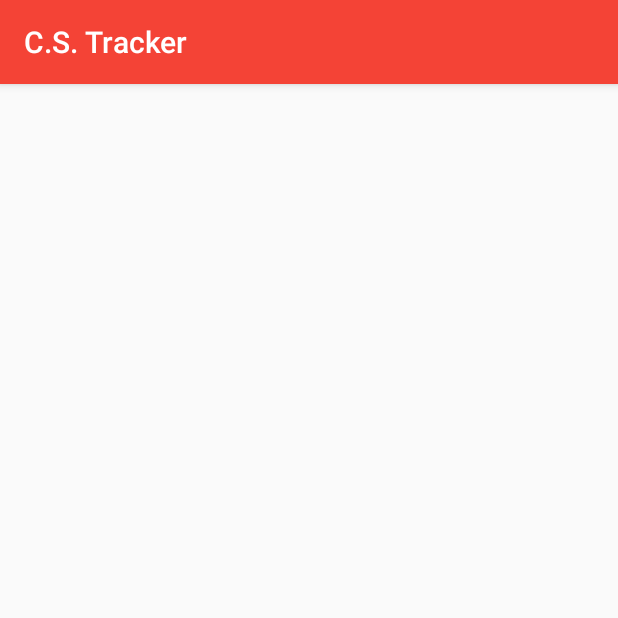
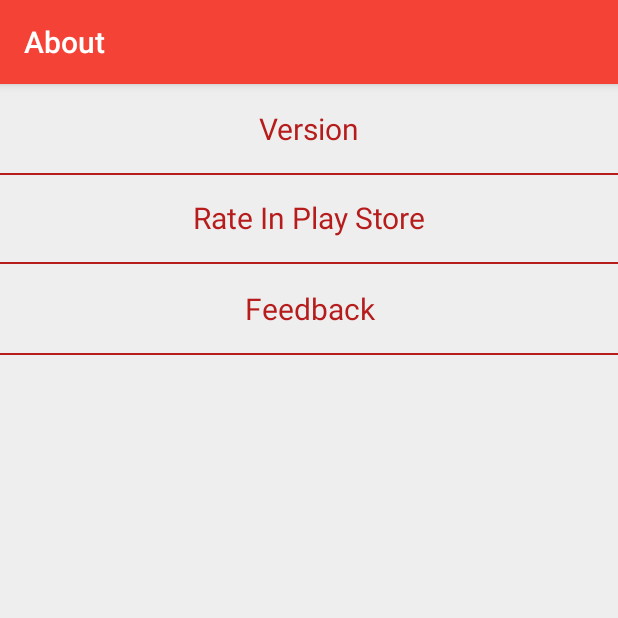
Before and after one commit to JORDAN1998/C.S.Tracker, an Android app: the SettingsAbout screen opened directly, with no data from a screen before it, on a phone screen of 412 x 824 dp, the top half of it. Run offline under Robolectric (Android 15) with nearby library versions, the phone set to English and light mode, and no system bars; libraries missing offline, so code that uses them is left out: com.afollestad.materialdialogs.

Commit message:
Jordan Mac

```diff
--- a/app/src/main/java/jordanzimmittidevelopers/com/communityservicelogger/SettingsAbout.java
+++ b/app/src/main/java/jordanzimmittidevelopers/com/communityservicelogger/SettingsAbout.java
@@ -1,13 +1,129 @@
 package jordanzimmittidevelopers.com.communityservicelogger;
 
+import android.content.Context;
+import android.content.Intent;
+import android.net.Uri;
+import android.os.Bundle;
+import android.os.Vibrator;
+import android.support.annotation.NonNull;
 import android.support.v7.app.AppCompatActivity;
-import android.os.Bundle;
+import android.view.KeyEvent;
+import android.view.View;
+import android.widget.RelativeLayout;
+
+import com.afollestad.materialdialogs.MaterialDialog;
 
 public class SettingsAbout extends AppCompatActivity {
 
+    // Define Variable Vibrator Vibe//
+    Vibrator vibe;
+
+    // What Happens When Activity Starts//
     @Override
     protected void onCreate(Bundle savedInstanceState) {
         super.onCreate(savedInstanceState);
-        setContentView(R.layout.activity_settings_about);
+
+        // Initiate applyTheme Method//
+        applyTheme();
+
+        // Initiate instantiateWidgets Method//
+        instantiateWidgets();
+    }
+
+    //Controls Back Button Functions//
+    @Override
+    public boolean onKeyDown(int keyCode, @NonNull KeyEvent event) {
+        switch (keyCode) {
+
+            // What Happens When Back Button Is Pressed//
+            case KeyEvent.KEYCODE_BACK:
+
+                // Define and Instantiate Variable Intent DefaultActivity//
+                Intent defaultActivity = new Intent(this, DefaultActivity.class);
+
+                // Start Activity DefaultActivity//
+                startActivity(defaultActivity);
+
+                // Custom Transition//
+                overridePendingTransition(R.anim.slid_in, R.anim.slid_out);
+
+                // Kill Code//
+                return false;
+            default:
+                return false;
+        }
+    }
+
+    // Method That Applies Theme By User Preference//
+    private void applyTheme() {
+
+        // Define And Instantiate Variable SettingsThemePicker pickTheme//
+        SettingsThemePicker pickTheme = new SettingsThemePicker();
+
+        // Set Theme Based On User Preference//
+        pickTheme.userTheme(this);
+
+        // Starts UI For Activity//
+        setContentView(R.layout.settings_about_ui);
+
+        // Define And Instantiate RelativeLayout relativeLayout//
+        RelativeLayout relativeLayout = (RelativeLayout) findViewById(R.id.settings_ui);
+
+        // Night Mode Theme Extension Options//
+        pickTheme.activityNightModeExtension(this, relativeLayout);
+    }
+
+    // Method That Instantiates Widgets//
+    private void instantiateWidgets() {
+
+        // Instantiate Variable Vibrator vibe//
+        vibe = (Vibrator) getSystemService(Context.VIBRATOR_SERVICE);
+    }
+
+    // What Happens When version Is Clicked//
+    public void onClickVersion(View view) {
+
+        // Vibrates For 50 Mill//
+        vibe.vibrate(50);
+
+        // Creates Dialog//
+        new MaterialDialog.Builder(this)
+
+                // Title Of Dialog//
+                .title("Change Log (V. 5.0.0)")
+
+                // Content Of Dialog//
+                .content(R.string.changelog)
+
+                // Positive Text Name For Button//
+                .negativeText("Ok").show();
+    }
+
+    // What Happens When rateInPlayStore Is Clicked//
+    public void onClickRateInPlayStore(View view) {
+
+        // Vibrates For 50 Mill//
+        vibe.vibrate(50);
+
+        // Send To App On Google Play//
+        String myUrl ="https://play.google.com/store/apps/details?id=jordanzimmittidevelopers.com.communityservicelogger&hl=en";
+        startActivity(new Intent(Intent.ACTION_VIEW, Uri.parse(myUrl)));
+    }
+
+    // What Happens When feedback Is Clicked//
+    public void onClickFeedback(View view) {
+
+        // Vibrates For 50 Mill//
+        vibe.vibrate(50);
+
+        // Send User E-Mail Desired App/
+        Intent emailIntent = new Intent(android.content.Intent.ACTION_SEND);
+        String[] recipients = new String[]{"jordanzimmitti@gmail.com", "",};
+        emailIntent.putExtra(android.content.Intent.EXTRA_EMAIL, recipients);
+        emailIntent.putExtra(android.content.Intent.EXTRA_SUBJECT, "Community Service Tracker Feedback");
+        emailIntent.putExtra(android.content.Intent.EXTRA_TEXT, "What I Like:                   What I Don't Like:");
+        emailIntent.setType("text/plain");
+        startActivity(emailIntent);
+        overridePendingTransition(R.anim.slid_in, R.anim.slid_out);
     }
 }
--- a/app/src/main/res/layout/activity_settings_about.xml
+++ /dev/null
@@ -1,13 +0,0 @@
-<?xml version="1.0" encoding="utf-8"?>
-<RelativeLayout xmlns:android="http://schemas.android.com/apk/res/android"
-    xmlns:tools="http://schemas.android.com/tools"
-    android:id="@+id/activity_settings_about"
-    android:layout_width="match_parent"
-    android:layout_height="match_parent"
-    android:paddingBottom="@dimen/activity_vertical_margin"
-    android:paddingLeft="@dimen/activity_horizontal_margin"
-    android:paddingRight="@dimen/activity_horizontal_margin"
-    android:paddingTop="@dimen/activity_vertical_margin"
-    tools:context="jordanzimmittidevelopers.com.communityservicelogger.SettingsAbout">
-
-</RelativeLayout>
--- /dev/null
+++ b/app/src/main/res/layout/settings_about_ui.xml
@@ -0,0 +1,95 @@
+<?xml version="1.0" encoding="utf-8"?>
+
+<!-- UI For Activity Settings -->
+<RelativeLayout
+    xmlns:android="http://schemas.android.com/apk/res/android"
+    xmlns:tools="http://schemas.android.com/tools"
+    android:id="@+id/settings_ui"
+    android:fitsSystemWindows="true"
+    android:background="@color/darkWhite"
+    android:layout_width="match_parent"
+    android:layout_height="match_parent"
+    tools:context=".SettingsAbout">
+
+    <!-- TextView version -->
+    <TextView
+        android:id="@+id/version"
+        android:text="@string/version"
+        android:textSize="20sp"
+        android:clickable="true"
+        android:onClick="onClickVersion"
+        android:gravity="center"
+        android:textColor="?android:attr/textColorPrimary"
+        android:layout_width="wrap_content"
+        android:layout_height="wrap_content"
+        android:paddingTop="16dip"
+        android:paddingBottom="16dip"
+        android:layout_alignParentTop="true"
+        android:layout_alignParentLeft="true"
+        android:layout_alignParentStart="true"
+        android:layout_alignParentRight="true"
+        android:layout_alignParentEnd="true" />
+
+    <!-- View view1 -->
+    <View
+        android:id="@+id/view1"
+        android:background="?attr/colorPrimaryDark"
+        android:layout_width="match_parent"
+        android:layout_height="1dip"
+        android:layout_below="@+id/version"/>
+
+    <!-- TextView rateInPlayStore -->
+    <TextView
+        android:id="@+id/rateInPlayStore"
+        android:text="@string/rate_in_play_store"
+        android:textSize="20sp"
+        android:clickable="true"
+        android:onClick="onClickRateInPlayStore"
+        android:gravity="center"
+        android:textColor="?android:attr/textColorPrimary"
+        android:layout_width="wrap_content"
+        android:layout_height="wrap_content"
+        android:paddingTop="16dip"
+        android:paddingBottom="16dip"
+        android:layout_alignParentLeft="true"
+        android:layout_alignParentStart="true"
+        android:layout_alignParentRight="true"
+        android:layout_alignParentEnd="true"
+        android:layout_below="@+id/version"/>
+
+    <!-- View view2 -->
+    <View
+        android:id="@+id/view2"
+        android:background="?attr/colorPrimaryDark"
+        android:layout_width="match_parent"
+        android:layout_height="1dip"
+        android:layout_below="@+id/rateInPlayStore"/>
+
+    <!-- TextView feedback -->
+    <TextView
+        android:id="@+id/feedback"
+        android:text="@string/feedback"
+        android:textSize="20sp"
+        android:clickable="true"
+        android:onClick="onClickFeedback"
+        android:gravity="center"
+        android:textColor="?android:attr/textColorPrimary"
+        android:layout_width="wrap_content"
+        android:layout_height="wrap_content"
+        android:paddingTop="16dip"
+        android:paddingBottom="16dip"
+        android:layout_alignParentLeft="true"
+        android:layout_alignParentStart="true"
+        android:layout_alignParentRight="true"
+        android:layout_alignParentEnd="true"
+        android:layout_below="@+id/view2"/>
+
+    <!-- View view3 -->
+    <View
+        android:id="@+id/view3"
+        android:background="?attr/colorPrimaryDark"
+        android:layout_width="match_parent"
+        android:layout_height="1dip"
+        android:layout_below="@+id/feedback"/>
+
+</RelativeLayout>
--- a/app/src/main/res/values/strings.xml
+++ b/app/src/main/res/values/strings.xml
@@ -13,6 +13,7 @@
     <string name="activity_events_add">Add Event</string>
     <string name="activity_events_edit">Edit Event</string>
     <string name="activity_settings">Settings</string>
+    <string name="activity_settings_about">About</string>
     <string name="activity_theme_picker">Pick Your Theme</string>
 
     activity_theme_picker
@@ -55,5 +56,9 @@
     <string name="themes">Themes</string>
     <string name="night_mode">Night Mode</string>
     <string name="users_mode">Users Mode</string>
+    <string name="version">Version</string>
+    <string name="rate_in_play_store">Rate In Play Store</string>
+    <string name="feedback">Feedback</string>
+    <string name="changelog">1. Brand New UI \n2. Multiple Users \n3. More Themes \n4. Fixed "Order By Date" \n5. Added Search \n6. Temporarily Got Rid Of Backup, Restore, And Print Until Next Update</string>
 
 </resources>
```
Also changed, not shown: app/src/main/AndroidManifest.xml (+6 -1 lines), app/src/main/java/jordanzimmittidevelopers/com/communityservicelogger/EventsAdd.java (+16 -2 lines), app/src/main/java/jordanzimmittidevelopers/com/communityservicelogger/EventsEdit.java (+87 -3 lines).
